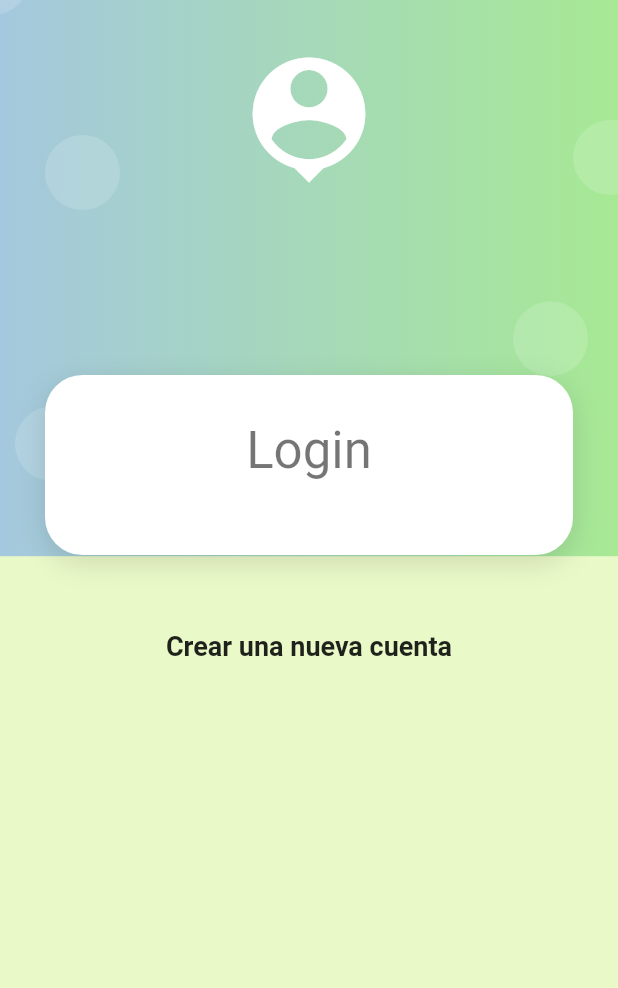
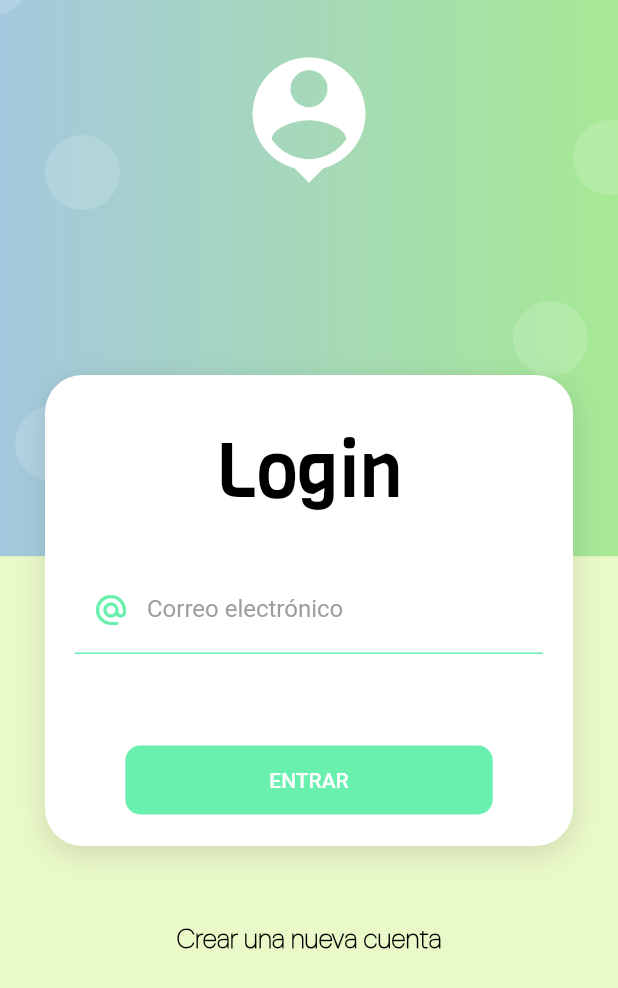
Before and after one commit to carmenortuno/ejemplo_provider, a Flutter app: the screen it shows after launch, on a phone screen of 412 x 824 dp. Shown: the top 988 px of the screen. Run offline on Flutter 3.47's test engine with Material 2 defaults, Android fonts, the phone set to English and light mode, and no system bars.

Commit message:
loginGlobal

```diff
--- a/lib/main.dart
+++ b/lib/main.dart
@@ -1,7 +1,24 @@
+import 'package:ejemplo_provider/providers/login_form_provider.dart';
 import 'package:flutter/material.dart';
 import 'package:ejemplo_provider/screens/screens.dart';
+import 'package:provider/provider.dart';
 
-void main() => runApp(MyApp());
+void main() => runApp(gesApp());
+
+class gesApp extends StatelessWidget {
+  const gesApp({super.key});
+
+  @override
+  Widget build(BuildContext context) {
+    return
+      MultiProvider(
+        providers: [
+          ChangeNotifierProvider(create: ( _ )=>LoginFormProvider())
+        ],
+      child: MyApp(),);
+  }
+}
+
 
 class MyApp extends StatelessWidget {
   @override
--- /dev/null
+++ b/lib/providers/login_form_provider.dart
@@ -0,0 +1,29 @@
+import 'package:flutter/material.dart';
+
+class LoginFormProvider extends ChangeNotifier{
+
+  //Clave global de acceso al formulario
+  GlobalKey<FormState> formkey = new GlobalKey<FormState>();
+
+  String email = "";
+  String password = "";
+
+  bool _isLoading = false;
+  bool get isLoading => _isLoading;
+
+  set isLoading( bool value ) {
+    _isLoading = value;
+    notifyListeners();
+  }
+
+
+  bool isValidForm(){
+
+    //Si el formulario es válido devuelve true, en caso contrario false
+    print('$email');
+    print(formkey.currentState?.validate());
+    return formkey.currentState?.validate() ?? false;
+
+  }
+
+}
--- a/lib/screens/login_screen.dart
+++ b/lib/screens/login_screen.dart
@@ -1,9 +1,13 @@
 import 'package:flutter/material.dart';
-import 'package:provider/provider.dart';
+import 'package:ejemplo_provider/providers/login_form_provider.dart';
 import 'package:ejemplo_provider/ui/input_decorations.dart';
+import 'package:ejemplo_provider/ui/textstyle_texto.dart';
 import 'package:ejemplo_provider/widget/login_background.dart';
 import 'package:ejemplo_provider/widget/card_container.dart';
+import 'package:provider/provider.dart';
 
+//El provider puede ponerse en diferente puntos, main, etc. Pero como sólo
+// va a usarse en LoginForm, lo colocamos en LoginScreen
 
 class LoginScreen extends StatelessWidget {
 
@@ -20,15 +24,25 @@ class LoginScreen extends StatelessWidget {
                       child: Column(
                         children: [
                           SizedBox( height: 10 ),
-                          Text('Login', style: Theme.of(context).textTheme.headline4 ),
+                          Text('Login', style: TextStyleTexto.textoTitPrincipal()),
                           SizedBox( height: 30 ),
+                          _LoginForm()
+                          //Se utiliza cuando sólo hay uno. Nos ayuda a administrar el estado
+                          /* proporciona una instancia de LoginFormProvider al árbol de widgets,
+                          permitiendo que los widgets descendientes escuchen y
+                           actualicen su interfaz de usuario en función de los cambios en el estado
+                            gestionado por LoginFormProvider*/
+                         /* ChangeNotifierProvider(
+                            create: ( _ ) => LoginFormProvider(),
+                            child: _LoginForm(),)
+                */
 
                         ],
                       )
                   ),
 
                   SizedBox( height: 50 ),
-                  Text('Crear una nueva cuenta', style: TextStyle( fontSize: 18, fontWeight: FontWeight.bold ),),
+                  Text('Crear una nueva cuenta', style: TextStyleTexto.textoApp(),),
                   SizedBox( height: 50 ),
                 ],
               ),
@@ -41,15 +55,17 @@ class LoginScreen extends StatelessWidget {
 
 class _LoginForm extends StatelessWidget {
 
+
+
   @override
   Widget build(BuildContext context) {
 
-    GlobalKey<FormState> formKey = new GlobalKey<FormState>();
+    //Creo una instancia del provider para el formulario, y trabajo a través de ella
+    final loginForm = Provider.of<LoginFormProvider>(context);
 
     return Container(
       child: Form(
-        //key: loginForm.formKey,
-        key: formKey,
+        key: loginForm.formkey,
         autovalidateMode: AutovalidateMode.onUserInteraction,
 
         child: Column(
@@ -63,8 +79,7 @@ class _LoginForm extends StatelessWidget {
                   labelText: 'Correo electrónico',
                   prefixIcon: Icons.alternate_email_rounded
               ),
-              //onChanged: ( value ) => loginForm.email = value,
-              onChanged: (value) =>{},
+              onChanged: ( value ) => loginForm.email = value,
               validator: ( value ) {
 
                 String pattern = r'^(([^<>()[\]\\.,;:\s@\"]+(\.[^<>()[\]\\.,;:\s@\"]+)*)|(\".+\"))@((\[[0-9]{1,3}\.[0-9]{1,3}\.[0-9]{1,3}\.[0-9]{1,3}\])|(([a-zA-Z\-0-9]+\.)+[a-zA-Z]{2,}))$';
@@ -79,25 +94,7 @@ class _LoginForm extends StatelessWidget {
 
             SizedBox( height: 30 ),
 
-            TextFormField(
-              autocorrect: false,
-              obscureText: true,
-              keyboardType: TextInputType.emailAddress,
-              decoration: InputDecorations.loginInputDecoration(
-                  hintText: '*****',
-                  labelText: 'Contraseña',
-                  prefixIcon: Icons.lock_outline
-              ),
-             // onChanged: ( value ) => loginForm.password = value,
-              onChanged: (value) => { print (value)},
-              validator: ( value ) {
 
-                return ( value != null && value.length >= 6 )
-                    ? null
-                    : 'La contraseña debe tener más de 5 caracteres';
-
-              },
-            ),
 
             SizedBox( height: 30 ),
 
@@ -105,7 +102,7 @@ class _LoginForm extends StatelessWidget {
                 shape: RoundedRectangleBorder(borderRadius: BorderRadius.circular(10)),
                 disabledColor: Colors.grey,
                 elevation: 0,
-                color: Colors.deepPurple,
+                color: Colors.greenAccent,
                 child: Container(
                     padding: EdgeInsets.symmetric( horizontal: 80, vertical: 15),
                     child: Text(
@@ -117,7 +114,8 @@ class _LoginForm extends StatelessWidget {
                     ()=>{
 
                   // TODO: validar si el login es correcto
-                  Navigator.pushReplacementNamed(context, 'home')
+                     if(loginForm.isValidForm())
+                      Navigator.pushReplacementNamed(context, 'home')
                 }
             )
 
--- a/lib/ui/textstyle_texto.dart
+++ b/lib/ui/textstyle_texto.dart
@@ -3,9 +3,11 @@ import 'package:flutter/material.dart';
 class TextStyleTexto{
   static TextStyle textoApp(){
     return const TextStyle(
-      color: Color.fromRGBO(254,164,134, 1),
+      //color: Color.fromRGBO(254,164,134, 1),
+      color: Colors.black,
       fontFamily: 'dm',
-      fontSize: 22
+      fontWeight: FontWeight.bold,
+      fontSize: 18
     );
   }
   static TextStyle textoTitPrincipal(){
```
Also changed, not shown: lib/screens/home_screen.dart (+9 -1 lines).
